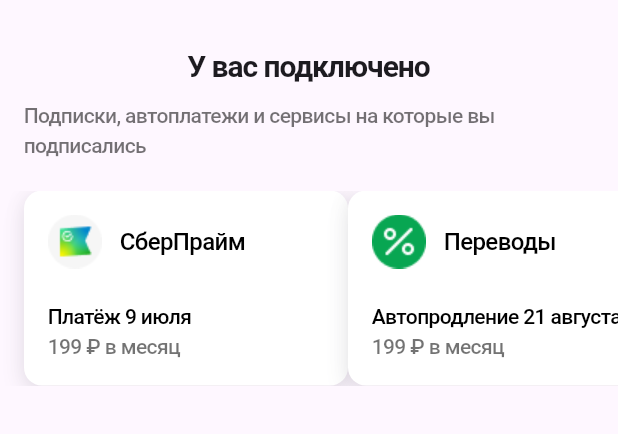
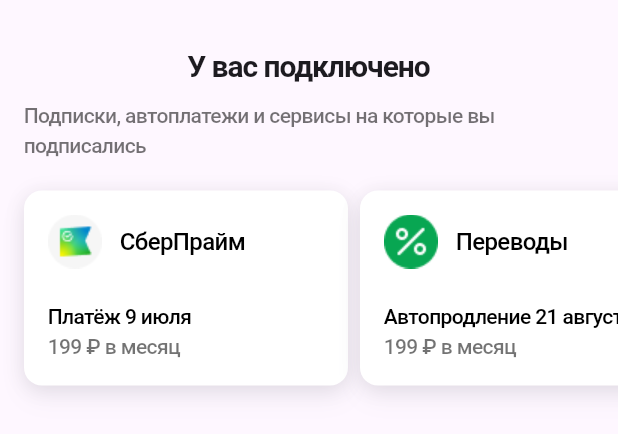
Before and after one commit to zavyalov-daniil/zavialov-flutter-1, a Flutter app: what subscriptions() shows on an empty page, opened directly, on a phone screen of 412 x 824 dp. Shown: the top 434 px of the screen. Run offline on Flutter 3.47's test engine with Material 3 defaults, Android fonts, the phone set to English and light mode, and no system bars; Roboto replaces fonts that are missing (SF Pro Display).

Commit message:
[~] hotfix subscription padding

```diff
--- a/lib/subscriptions/subscriptions.dart
+++ b/lib/subscriptions/subscriptions.dart
@@ -1,12 +1,10 @@
 import 'package:flutter/cupertino.dart';
 import 'package:flutter_zavyalov/subscriptions/subscriptions_list.dart';
-
-import '../common/subscription_card.dart';
 
 Widget subscriptions(BuildContext context) {
   return ListView(shrinkWrap: true, children: [
     const Padding(
-        padding: EdgeInsets.only(left: 16, top: 30, bottom: 20, right: 16),
+        padding: EdgeInsets.only(left: 16, top: 30, right: 16),
         child: Column(
           children: [
             Text('У вас подключено',
--- a/lib/subscriptions/subscriptions_list.dart
+++ b/lib/subscriptions/subscriptions_list.dart
@@ -5,10 +5,11 @@ import '../common/subscription_card.dart';
 Widget subscriptionList(BuildContext context) {
   return SingleChildScrollView(
     scrollDirection: Axis.horizontal,
-    padding: const EdgeInsets.only(left: 16.0),
+    padding: const EdgeInsets.only(left: 16, top: 20, bottom: 46, right: 16),
     child: Row(children: [
       subscriptionCard(context, 'assets/images/sber.png', 'СберПрайм',
           'Платёж 9 июля', '199 ₽ в месяц'),
+      const SizedBox(width: 8),
       subscriptionCard(context, 'assets/images/percent.png', 'Переводы',
           'Автопродление 21 августа', '199 ₽ в месяц'),
     ]),
--- /dev/null
+++ b/lib/tariffs/tariffs.dart
@@ -0,0 +1,5 @@
+import 'package:flutter/material.dart';
+
+//Widget subscriptions(BuildContext context) {
+  //return ;
+//}
```
